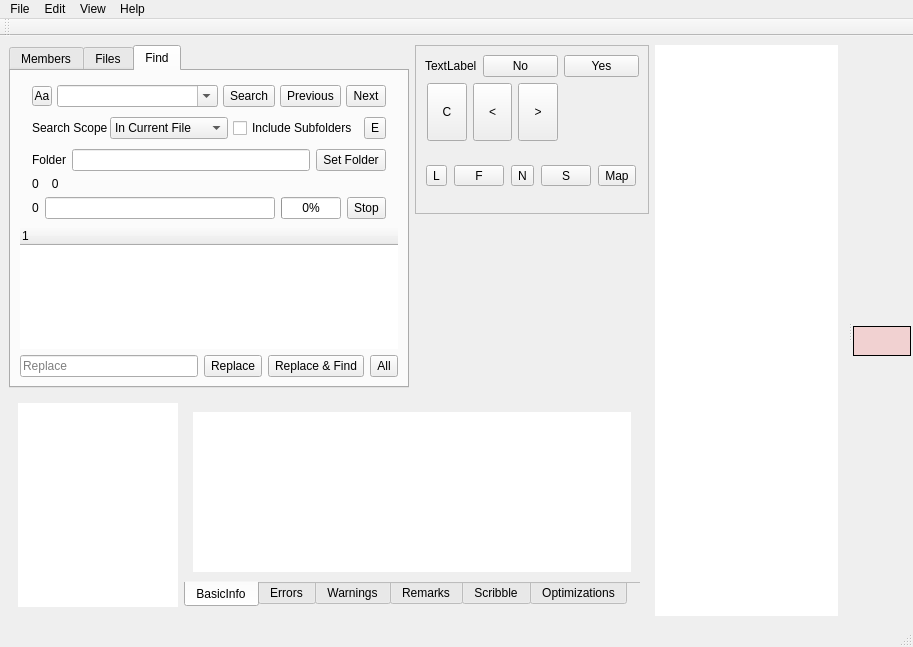
First picture: the form in mainwindow.ui, repository ic005k/Xiasl, before the edit.
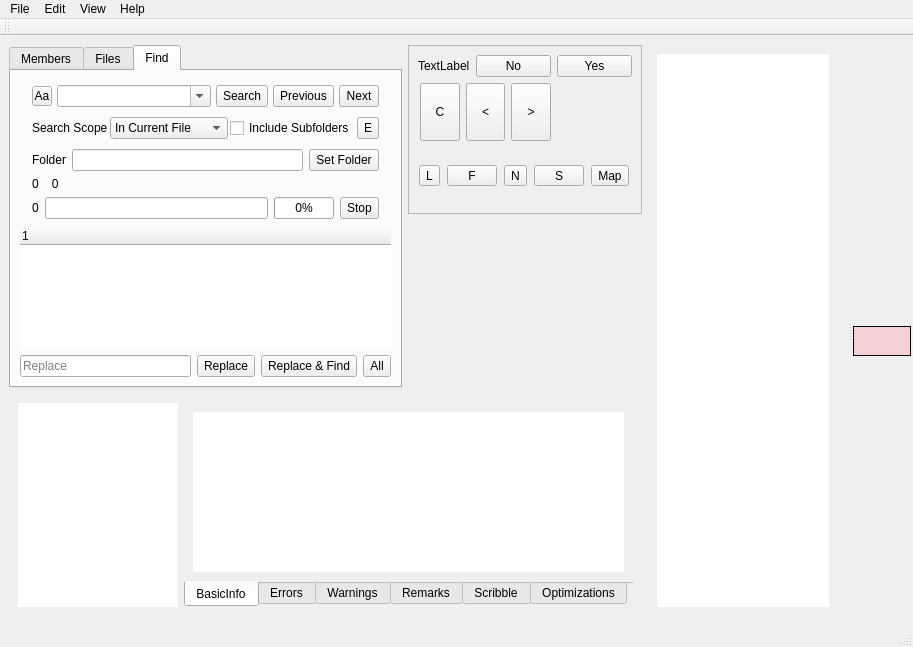
Second picture: the form after the edit. Icons and pictures are not drawn. Custom widgets are drawn as their Qt base class.

The edit to the form file:
```diff
--- a/mainwindow.ui
+++ b/mainwindow.ui
@@ -772,6 +772,15 @@
      </widget>
     </item>
     <item row="0" column="2" rowspan="3">
+     <widget class="QFrame" name="frameBook">
+      <property name="frameShape">
+       <enum>QFrame::NoFrame</enum>
+      </property>
+      <property name="frameShadow">
+       <enum>QFrame::Plain</enum>
+      </property>
+      <layout class="QGridLayout" name="gridLayout_18">
+       <item row="0" column="0">
      <widget class="QListWidget" name="listBook">
       <property name="frameShape">
        <enum>QFrame::NoFrame</enum>
@@ -784,6 +793,9 @@
       </property>
      </widget>
     </item>
+      </layout>
+     </widget>
+    </item>
     <item row="1" column="1">
      <widget class="QFrame" name="frame">
       <property name="minimumSize">
```
Left out of the diff: 6 changed lines with no effect on the pictures. Lines whose indentation alone changed are shown as unchanged.
